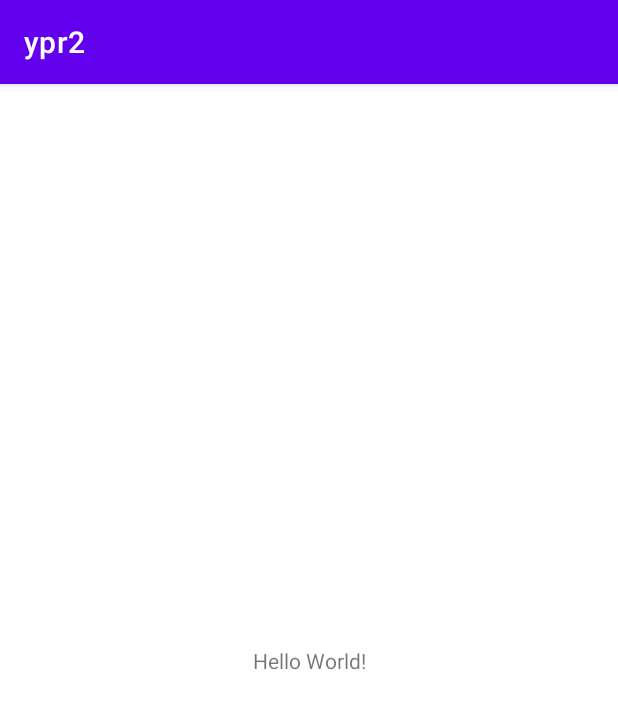
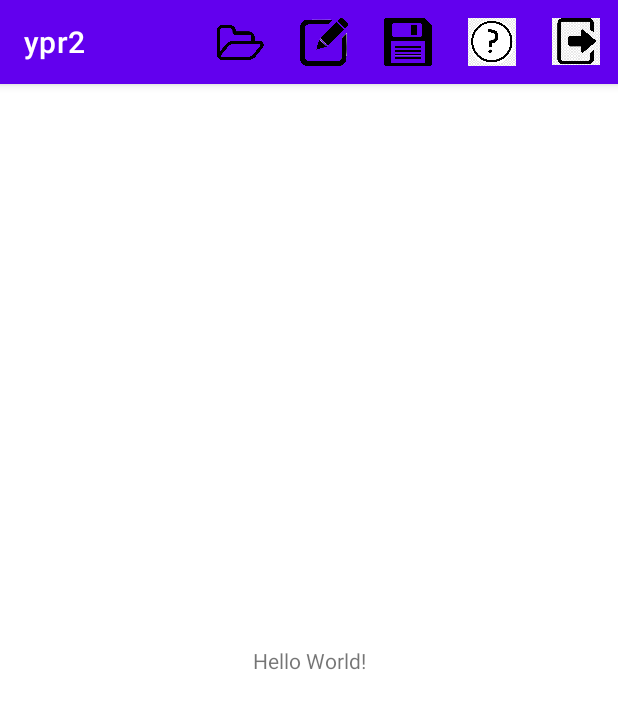
Before and after one commit to MamkinPupsik/LabFromStud, an Android app: the screen it shows after launch (MainActivity), on a phone screen of 412 x 824 dp. Shown: the top 709 px of the screen. Run offline under Robolectric (Android 15) with nearby library versions, the phone set to English and light mode, and no system bars.

Commit message:
Finished 2/5

```diff
--- a/Android/CreateMenu/ypr2/src/main/java/com/example/ypr2/MainActivity.java
+++ b/Android/CreateMenu/ypr2/src/main/java/com/example/ypr2/MainActivity.java
@@ -3,6 +3,7 @@ package com.example.ypr2;
 import androidx.appcompat.app.AppCompatActivity;
 
 import android.os.Bundle;
+import android.view.Menu;
 
 public class MainActivity extends AppCompatActivity {
 
@@ -11,4 +12,8 @@ public class MainActivity extends AppCompatActivity {
         super.onCreate(savedInstanceState);
         setContentView(R.layout.activity_main);
     }
+    public boolean onCreateOptionsMenu(Menu menu){
+        getMenuInflater().inflate(R.menu.options, menu);
+        return super.onCreateOptionsMenu(menu);
+    }
 }
--- /dev/null
+++ b/Android/CreateMenu/ypr2/src/main/res/menu/options.xml
@@ -0,0 +1,33 @@
+<?xml version="1.0" encoding="utf-8"?>
+<menu xmlns:android="http://schemas.android.com/apk/res/android"
+    xmlns:app="http://schemas.android.com/apk/res-auto"
+    xmlns:tools="http://schemas.android.com/tools"
+    tools:context=".MainActivity">
+
+    <item android:id="@+id/action_1"
+        android:title="Open"
+        android:icon="@drawable/open"
+        android:orderInCategory="0"
+        app:showAsAction="always"/>
+    <item android:id="@+id/action_2"
+        android:title="Edit"
+        android:icon="@drawable/edit"
+        android:orderInCategory="0"
+        app:showAsAction="always"/>
+    <item android:id="@+id/action_3"
+        android:title="Save"
+        android:icon="@drawable/save"
+        android:orderInCategory="0"
+        app:showAsAction="always"/>
+    <item android:id="@+id/action_4"
+        android:title="Help"
+        android:icon="@drawable/helpersicon"
+        android:orderInCategory="0"
+        app:showAsAction="always"/>
+    <item android:id="@+id/action_5"
+        android:title="Exit"
+        android:icon="@drawable/exiticon"
+        android:orderInCategory="0"
+        app:showAsAction="always"/>
+
+</menu>
```
Also changed, not shown: Android/CreateMenu/ypr2/src/main/res/drawable/edit.png (added), Android/CreateMenu/ypr2/src/main/res/drawable/exiticon.png (added), Android/CreateMenu/ypr2/src/main/res/drawable/helpersicon.png (added), Android/CreateMenu/ypr2/src/main/res/drawable/open.png (added), Android/CreateMenu/ypr2/src/main/res/drawable/save.png (added).
